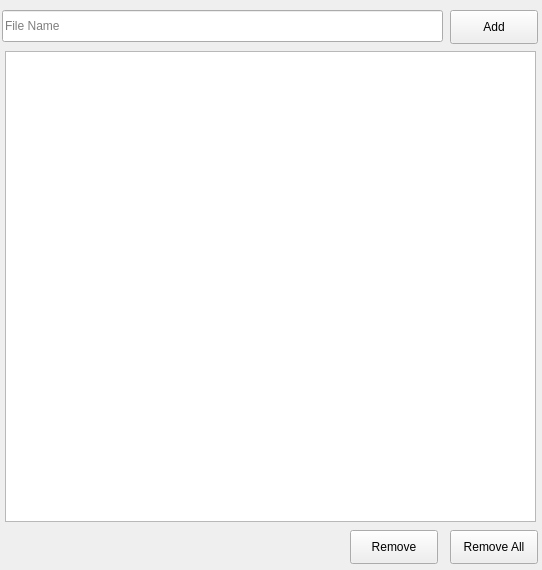
Jackkade/PricingManager, file src/main/mainwindow.ui: the form before one commit.
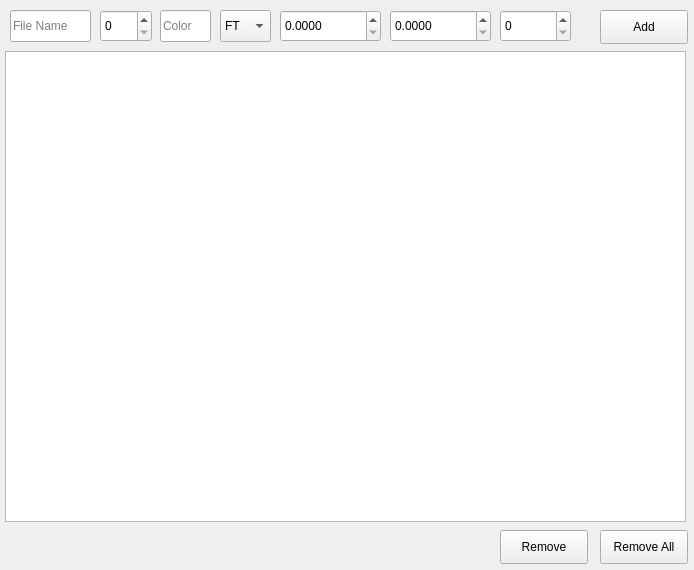
The form after the commit.

Commit message: Added File IO to project

```diff
--- a/src/main/mainwindow.ui
+++ b/src/main/mainwindow.ui
@@ -6,7 +6,7 @@
    <rect>
     <x>0</x>
     <y>0</y>
-    <width>542</width>
+    <width>694</width>
     <height>570</height>
    </rect>
   </property>
@@ -20,9 +20,9 @@
    <widget class="QLineEdit" name="addEntryInput">
     <property name="geometry">
      <rect>
-      <x>2</x>
+      <x>10</x>
       <y>10</y>
-      <width>441</width>
+      <width>81</width>
       <height>32</height>
      </rect>
     </property>
@@ -39,7 +39,7 @@
    <widget class="QPushButton" name="btnAdd">
     <property name="geometry">
      <rect>
-      <x>450</x>
+      <x>600</x>
       <y>10</y>
       <width>88</width>
       <height>34</height>
@@ -54,7 +54,7 @@
      <rect>
       <x>5</x>
       <y>51</y>
-      <width>531</width>
+      <width>681</width>
       <height>471</height>
      </rect>
     </property>
@@ -62,7 +62,7 @@
    <widget class="QPushButton" name="btnRemoveAll">
     <property name="geometry">
      <rect>
-      <x>450</x>
+      <x>600</x>
       <y>530</y>
       <width>88</width>
       <height>34</height>
@@ -75,7 +75,7 @@
    <widget class="QPushButton" name="btnRemove">
     <property name="geometry">
      <rect>
-      <x>350</x>
+      <x>500</x>
       <y>530</y>
       <width>88</width>
       <height>34</height>
@@ -85,6 +85,119 @@
      <string>Remove</string>
     </property>
    </widget>
+   <widget class="QSpinBox" name="addEntrySupID">
+    <property name="geometry">
+     <rect>
+      <x>100</x>
+      <y>10</y>
+      <width>52</width>
+      <height>32</height>
+     </rect>
+    </property>
+   </widget>
+   <widget class="QLineEdit" name="addEntryColor">
+    <property name="geometry">
+     <rect>
+      <x>160</x>
+      <y>10</y>
+      <width>51</width>
+      <height>32</height>
+     </rect>
+    </property>
+    <property name="maxLength">
+     <number>2</number>
+    </property>
+    <property name="placeholderText">
+     <string extracomment="Color">Color</string>
+    </property>
+    <property name="clearButtonEnabled">
+     <bool>true</bool>
+    </property>
+   </widget>
+   <widget class="QComboBox" name="addEntryCostUnit">
+    <property name="geometry">
+     <rect>
+      <x>220</x>
+      <y>10</y>
+      <width>51</width>
+      <height>32</height>
+     </rect>
+    </property>
+    <property name="editable">
+     <bool>false</bool>
+    </property>
+    <property name="maxVisibleItems">
+     <number>4</number>
+    </property>
+    <property name="maxCount">
+     <number>4</number>
+    </property>
+    <item>
+     <property name="text">
+      <string>FT</string>
+     </property>
+    </item>
+    <item>
+     <property name="text">
+      <string>EA</string>
+     </property>
+    </item>
+    <item>
+     <property name="text">
+      <string>LB</string>
+     </property>
+    </item>
+    <item>
+     <property name="text">
+      <string>WF</string>
+     </property>
+    </item>
+   </widget>
+   <widget class="QDoubleSpinBox" name="addEntryMaterialCost">
+    <property name="geometry">
+     <rect>
+      <x>280</x>
+      <y>10</y>
+      <width>101</width>
+      <height>32</height>
+     </rect>
+    </property>
+    <property name="decimals">
+     <number>4</number>
+    </property>
+    <property name="maximum">
+     <double>9999.999900000000707</double>
+    </property>
+   </widget>
+   <widget class="QDoubleSpinBox" name="addEntryLaborCost">
+    <property name="geometry">
+     <rect>
+      <x>390</x>
+      <y>10</y>
+      <width>101</width>
+      <height>32</height>
+     </rect>
+    </property>
+    <property name="decimals">
+     <number>4</number>
+    </property>
+    <property name="maximum">
+     <double>9999.999900000000707</double>
+    </property>
+   </widget>
+   <widget class="QSpinBox" name="addEntryMinUnits">
+    <property name="geometry">
+     <rect>
+      <x>500</x>
+      <y>10</y>
+      <width>71</width>
+      <height>32</height>
+     </rect>
+    </property>
+    <property name="maximum">
+     <number>9999</number>
+    </property>
+   </widget>
   </widget>
  </widget>
  <resources/>
```
Left out of the diff: 2 changed lines with no effect on the pictures. The commit also changes 1 other file.
